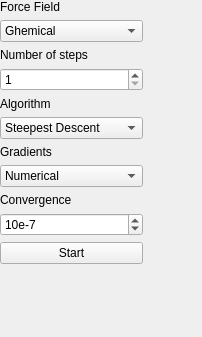
cryos/avogadro, file libavogadro/src/tools/autoopttool.ui: the form before one commit.
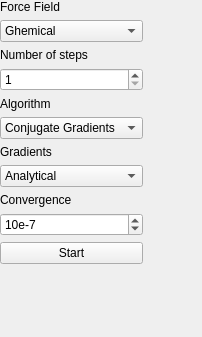
The form after the commit.

Commit message: Cleanups for Mac mouse buttons. Fixes PR#1720875.

What changed in the file:
```diff
--- a/libavogadro/src/tools/autoopttool.ui
+++ b/libavogadro/src/tools/autoopttool.ui
@@ -81,11 +81,6 @@
       </item>
       <item>
        <widget class="QComboBox" name="AlgorithmComboBox" >
-        <item>
-         <property name="text" >
-          <string>Steepest Descent</string>
-         </property>
-        </item>
         <item>
          <property name="text" >
           <string>Conjugate Gradients</string>
@@ -102,11 +97,6 @@
       </item>
       <item>
        <widget class="QComboBox" name="GradientsComboBox" >
-        <item>
-         <property name="text" >
-          <string>Numerical</string>
-         </property>
-        </item>
         <item>
          <property name="text" >
           <string>Analytical</string>
```
Left out of the diff: 10 changed lines with no effect on the pictures. The commit also changes 6 other files.
